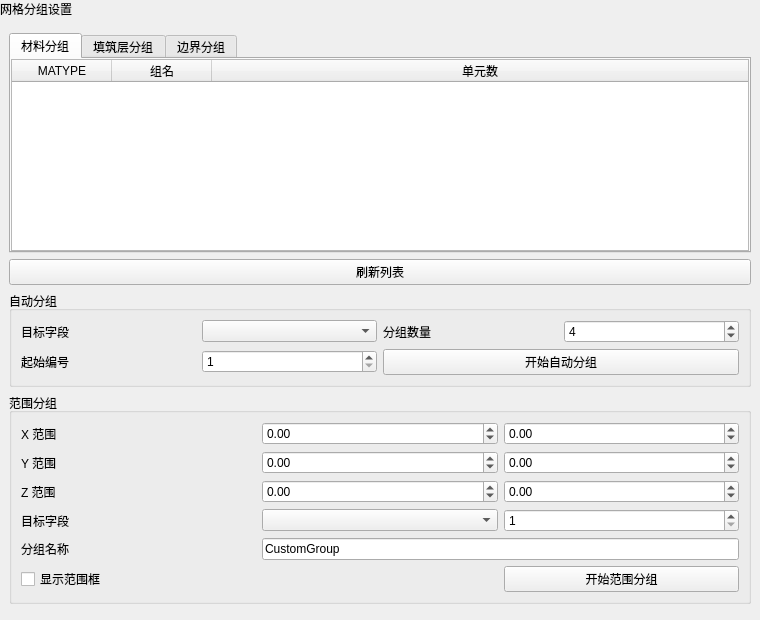
This is plugins/Base_Mesh/MeshGroupingWidget.ui in asd977/base_cae as Qt 5 draws it before an edit. The edited form follows.
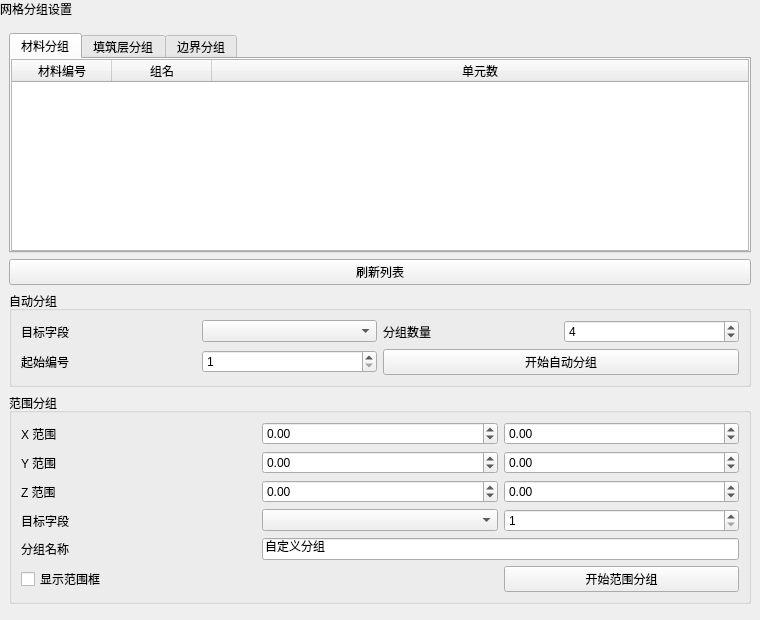
This is the edited form.

What changed in the file:
```diff
--- a/plugins/Base_Mesh/MeshGroupingWidget.ui
+++ b/plugins/Base_Mesh/MeshGroupingWidget.ui
@@ -70,7 +70,7 @@
           <widget class="QTableWidget" name="tblMatypeGroups">
            <column>
             <property name="text">
-             <string>MATYPE</string>
+             <string>材料编号</string>
             </property>
            </column>
            <column>
@@ -489,7 +489,7 @@
         <item row="4" column="1" colspan="2">
          <widget class="QLineEdit" name="edtGroupName">
           <property name="text">
-           <string>CustomGroup</string>
+           <string>自定义分组</string>
           </property>
           <property name="minimumSize">
            <size>
```
Left out of the diff: 4 changed lines with no effect on the pictures.
